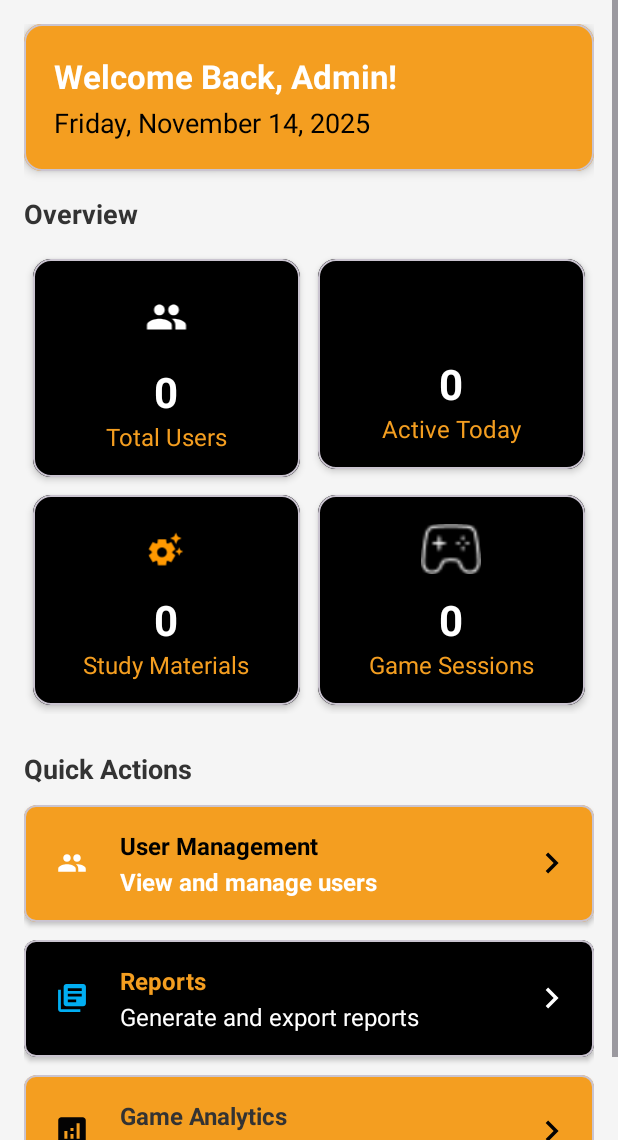
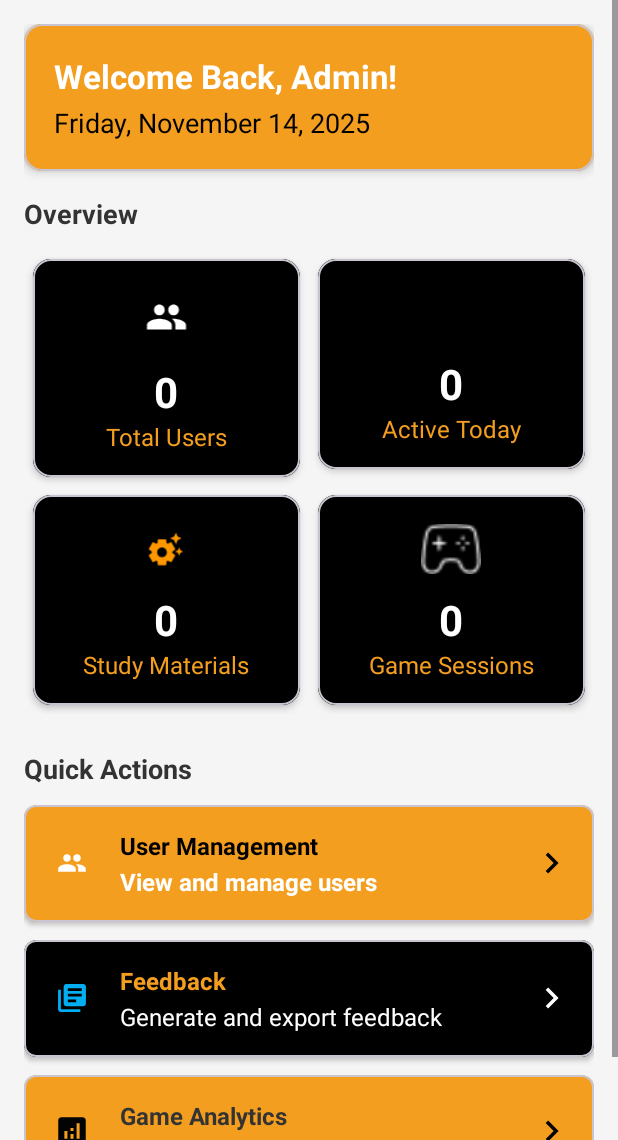
Before and after one commit to Nicholas22258/Cognify, an Android app: the AdminDashboardActivity screen opened directly, with no data from a screen before it, on a phone screen of 412 x 824 dp, the part 96-1236 px from its top. Run offline under Robolectric (Android 15) with nearby library versions, the phone set to English and light mode, and no system bars; our stand-ins replace Firebase (no records; nobody signed in at launch, a user with empty details on screens opened directly).

Commit message:
Add files via upload

```diff
--- a/Cognify/app/src/main/res/layout/activity_game_analytics.xml
+++ b/Cognify/app/src/main/res/layout/activity_game_analytics.xml
@@ -51,7 +51,7 @@
             android:layout_height="wrap_content">
             <TableLayout
                 android:id="@+id/playerTable"
-                android:layout_width="wrap_content"
+                android:layout_width="match_parent"
                 android:layout_height="wrap_content"
                 android:stretchColumns="*"
                 android:shrinkColumns="*"
--- a/Cognify/app/src/main/res/layout/admin_dash.xml
+++ b/Cognify/app/src/main/res/layout/admin_dash.xml
@@ -327,7 +327,7 @@
                             <TextView
                                 android:layout_width="wrap_content"
                                 android:layout_height="wrap_content"
-                                android:text="Reports"
+                                android:text="Feedback"
                                 android:textColor="#F49E20"
                                 android:textSize="16sp"
                                 android:textStyle="bold"/>
@@ -335,7 +335,7 @@
                                 android:layout_width="wrap_content"
                                 android:layout_height="wrap_content"
                                 android:layout_marginTop="2dp"
-                                android:text="Generate and export reports"
+                                android:text="Generate and export feedback"
                                 android:textColor="@android:color/white"
                                 android:textSize="16sp"/>
                         </LinearLayout>
--- a/Cognify/app/src/main/res/layout/item_report.xml
+++ b/Cognify/app/src/main/res/layout/item_report.xml
@@ -4,6 +4,7 @@
     android:layout_width="match_parent"
     android:layout_height="wrap_content"
     android:layout_margin="8dp"
+    android:backgroundTint="@color/white"
     card_view:cardCornerRadius="8dp"
     card_view:cardElevation="4dp">
 
```
Also changed, not shown: Cognify/app/src/main/res/layout/activity_matching_game.xml (+2 -6 lines), Cognify/app/src/main/res/layout/item_user.xml (+10 -5 lines).
